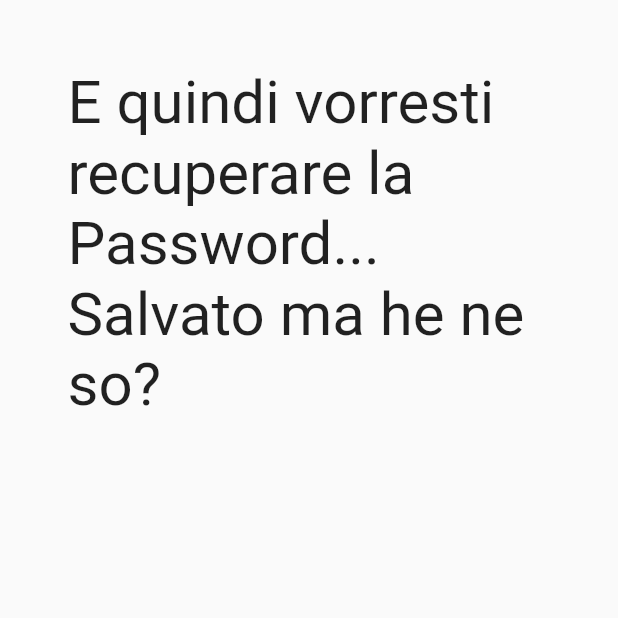
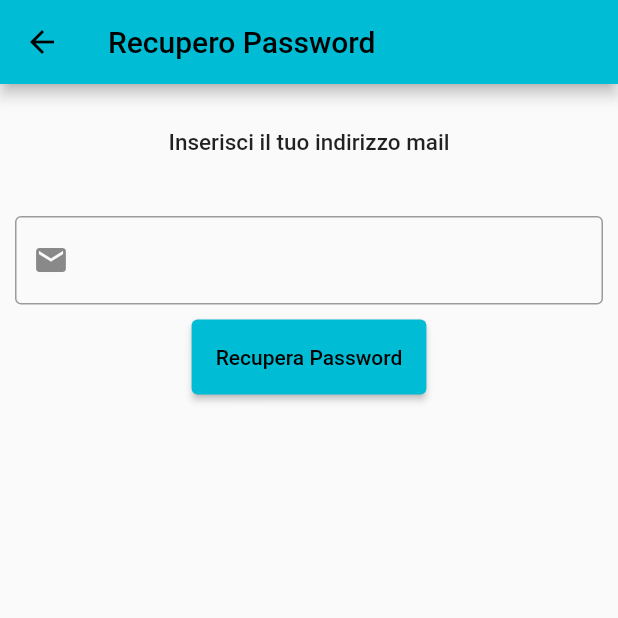
Before and after one commit to nandotiamat/retireinvanvitelli, a Flutter app: the PasswordRecoveryPage screen opened directly, on a phone screen of 412 x 824 dp, the top half of it. Run offline on Flutter 3.47's test engine with Material 2 defaults, Android fonts, the phone set to English and light mode, and no system bars; network calls fail.

Commit message:
password recovery and regsiter page

```diff
--- a/lib/pages/password_recoverypage.dart
+++ b/lib/pages/password_recoverypage.dart
@@ -1,4 +1,5 @@
 import 'package:flutter/material.dart';
+import 'package:retireinvanvitelli/pages/login_page.dart';
 
 class PasswordRecoveryPage extends StatefulWidget {
   const PasswordRecoveryPage({Key? key}) : super(key: key);
@@ -8,19 +9,77 @@ class PasswordRecoveryPage extends StatefulWidget {
 }
 
 class _PasswordRecoveryPageState extends State<PasswordRecoveryPage> {
+  TextEditingController mailController = TextEditingController();
   @override
   Widget build(BuildContext context) {
     return Scaffold(
+      resizeToAvoidBottomInset: false,
+      appBar: AppBar(
+        title: const Text('Recupero Password'),
+      ),
       body: Center(
         child: Column(
-          children: const <Widget>[
-            Padding(
-              padding: EdgeInsets.all(45.0),
-              child: Text(
-                'E quindi vorresti recuperare la Password... Salvato ma he ne so?',
-                style: TextStyle(fontSize: 40),
+          children: <Widget>[
+            Container(
+                alignment: Alignment.center,
+                padding: const EdgeInsets.all(30),
+                child: const Text(
+                  'Inserisci il tuo indirizzo mail',
+                  style: TextStyle(fontWeight: FontWeight.w500, fontSize: 15),
+                )),
+            Container(
+              padding: const EdgeInsets.all(10),
+              child: TextField(
+                controller: mailController,
+                decoration: const InputDecoration(
+                  border: OutlineInputBorder(),
+                  contentPadding: EdgeInsets.all(20),
+                  prefixIcon: Icon(Icons.mail),
+                ),
               ),
             ),
+            Container(
+                height: 50,
+                padding: const EdgeInsets.fromLTRB(10, 0, 10, 0),
+                child: ElevatedButton(
+                  child: const Text('Recupera Password'),
+                  onPressed: () {
+                    showDialog(
+                        barrierDismissible: false,
+                        context: context,
+                        builder: (context) {
+                          return Dialog(
+                            child: ListView(
+                              shrinkWrap: true,
+                              children: <Widget>[
+                                const Padding(
+                                  padding: EdgeInsets.all(13.0),
+                                  child: Text(
+                                    'Controlla la tua mail per recuperare la password',
+                                    textAlign: TextAlign.center,
+                                    style: TextStyle(
+                                        fontWeight: FontWeight.w500,
+                                        fontSize: 17),
+                                  ),
+                                ),
+                          Container(
+                            height: 50,
+                            padding: const EdgeInsets.all(10),
+                            child: ElevatedButton(
+                            child: const Text('Torna alla schermata di Login'),
+                            onPressed: () {
+                            Navigator.push(
+                            context,
+                            MaterialPageRoute(builder: (context) => const LoginPage()),
+                                        );
+                                      },
+                                    )),
+                              ],
+                            ),
+                          );
+                        });
+                  },
+                )),
           ],
         ),
       ),
```
Also changed, not shown: lib/main.dart (+1 -9 lines), lib/pages/login_page.dart (+12 -3 lines), lib/pages/register_page.dart (added, +128 -0 lines).
